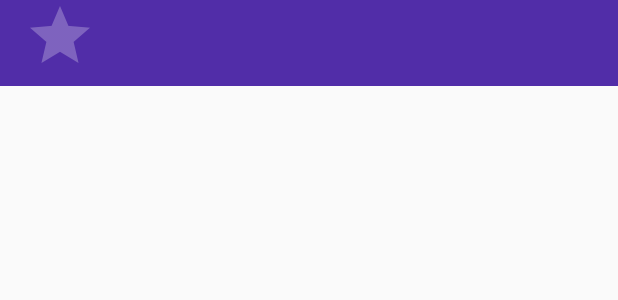
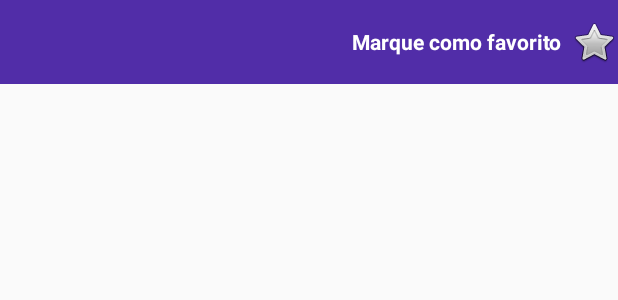
Before and after one commit to Lukasboo/PopularMovies, an Android app: the layout toolbar.xml on its own in the app's theme, with its tools: preview values and no code run, on a phone screen of 412 x 824 dp. Shown: the top 300 px of the screen. Run offline under Robolectric (Android 15) with nearby library versions, the phone set to English and light mode, and no system bars; network calls fail.

Commit message:
favorite button start

```diff
--- a/app/build.gradle
+++ b/app/build.gradle
@@ -18,7 +18,7 @@ android {
         }
     }
     buildTypes.each {
-        it.buildConfigField 'String', 'MOVIE_DB_API_KEY', '"API_KEY_HERE"'
+        it.buildConfigField 'String', 'MOVIE_DB_API_KEY', '"API_KEY"'
     }
 
 }
--- a/app/src/main/res/layout/toolbar.xml
+++ b/app/src/main/res/layout/toolbar.xml
@@ -11,12 +11,31 @@
     app:theme="@style/ThemeOverlay.AppCompat.Dark.ActionBar"
     android:background="?attr/colorPrimaryDark">
 
-    <RatingBar
-        android:id="@+id/ratingbar"
-        android:numStars="1"
-        android:stepSize="1"
-        android:layout_marginRight="1dp"
-        android:layout_width="wrap_content"
-        android:layout_height="wrap_content" />
+    <LinearLayout
+        android:gravity="right"
+        android:orientation="horizontal"
+        android:layout_width="match_parent"
+        android:layout_height="wrap_content">
+
+        <TextView
+            android:id="@+id/txtmark"
+            android:textColor="#FFFFFF"
+            android:textStyle="bold"
+            android:padding="@dimen/base_dp"
+            android:text="Marque como favorito"
+            android:gravity="center_vertical"
+            android:layout_width="wrap_content"
+            android:layout_height="match_parent" />
+
+        <ImageButton
+            android:id="@+id/ibtfavorite"
+            android:src="@android:drawable/btn_star"
+            android:background="@android:color/transparent"
+            android:layout_width="wrap_content"
+            android:layout_height="wrap_content" />
+
+    </LinearLayout>
+
+
 
 </android.support.v7.widget.Toolbar>
```
Also changed, not shown: app/src/main/java/com/nanodegree/udacity/lucas/popularmovies/app/DetailFragment.java (+11 -11 lines), app/src/main/java/com/nanodegree/udacity/lucas/popularmovies/app/MainFragment.java (+9 -4 lines).
